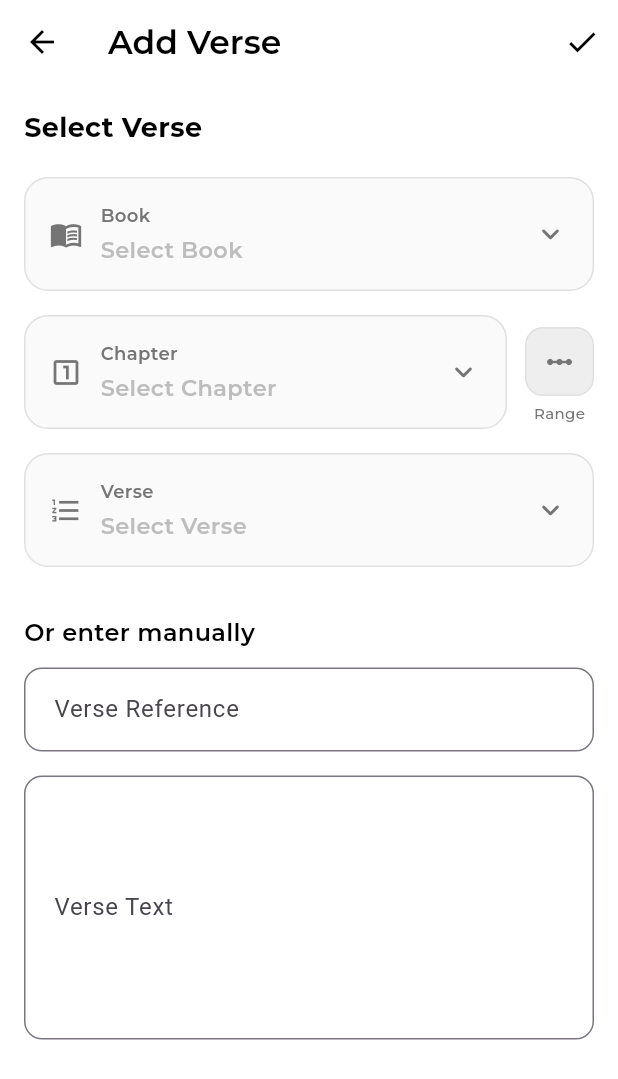
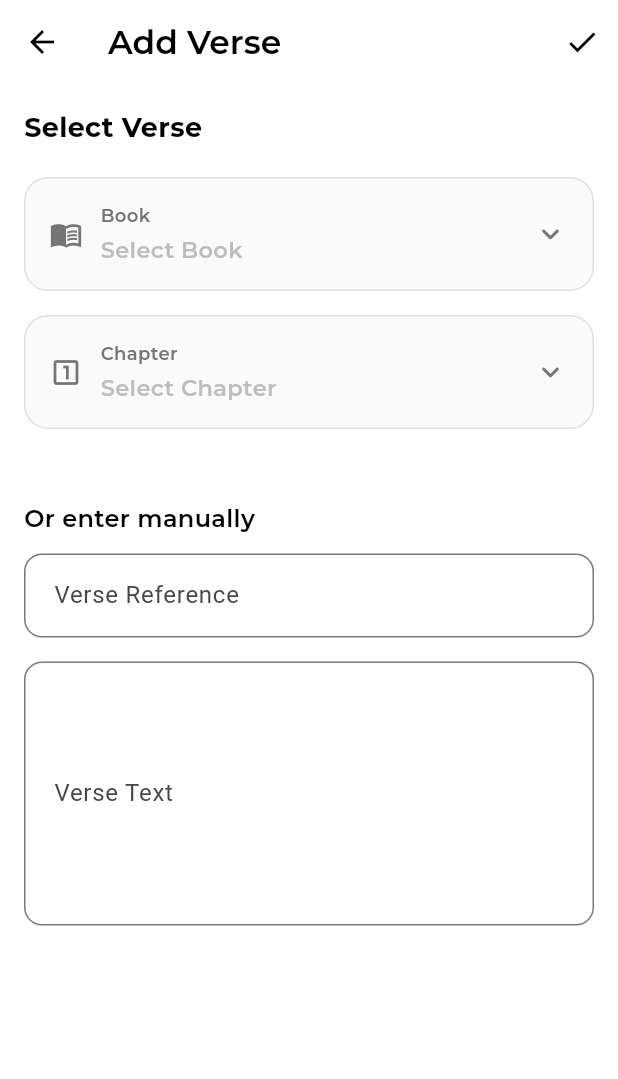
Before and after one commit to vsriharsha814/FaithCircle, a Flutter app: the AddVerseScreen screen opened directly, on a phone screen of 412 x 824 dp. Shown: the top 1079 px of the screen. Run offline on Flutter 3.47's test engine with Material 3 defaults, Android fonts, the phone set to English and light mode, and no system bars; our stand-ins replace flutter_dotenv, google_fonts, google_sign_in, shared_preferences; accounts and stored records are empty.

Commit message:
improve design for the verse picker

```diff
--- a/lib/screens/add_verse_screen.dart
+++ b/lib/screens/add_verse_screen.dart
@@ -29,19 +29,15 @@ class _AddVerseScreenState extends State<AddVerseScreen> {
   // Dropdown selections
   String? _selectedBook;
   int? _selectedChapter;
-  int? _selectedVerse;
 
-  // Range selection mode
-  bool _isRangeMode = false;
+  // Verse selection state
   int? _selectedFromVerse;
   int? _selectedToVerse;
+  int? _hoveredVerse; // For visual feedback when hovering over verses
 
   // Menu controllers for MenuAnchor
   final MenuController _bookMenuController = MenuController();
   final MenuController _chapterMenuController = MenuController();
-  final MenuController _verseMenuController = MenuController();
-  final MenuController _fromVerseMenuController = MenuController();
-  final MenuController _toVerseMenuController = MenuController();
 
   @override
   void initState() {
@@ -69,7 +65,11 @@ class _AddVerseScreenState extends State<AddVerseScreen> {
         setState(() {
           _selectedBook = book.name;
           _selectedChapter = int.tryParse(cvParts[0]);
-          _selectedVerse = int.tryParse(cvParts[1]);
+          final verseNum = int.tryParse(cvParts[1]);
+          if (verseNum != null) {
+            _selectedFromVerse = verseNum;
+            _selectedToVerse = null;
+          }
         });
       }
     }
@@ -87,11 +87,12 @@ class _AddVerseScreenState extends State<AddVerseScreen> {
       return;
     }
 
-    // Check if range mode or single verse mode
-    if (_isRangeMode) {
-      if (_selectedFromVerse == null || _selectedToVerse == null) {
-        return;
+    // If only from verse is selected, treat as single verse
+    if (_selectedFromVerse != null && _selectedToVerse == null) {
+      await _fetchSingleVerse(_selectedFromVerse!);
     }
+    // If both are selected, fetch range
+    else if (_selectedFromVerse != null && _selectedToVerse != null) {
       if (_selectedFromVerse! > _selectedToVerse!) {
         ScaffoldMessenger.of(context).showSnackBar(
           const SnackBar(
@@ -103,15 +104,10 @@ class _AddVerseScreenState extends State<AddVerseScreen> {
         return;
       }
       await _fetchVerseRange();
-    } else {
-      if (_selectedVerse == null) {
-        return;
-      }
-      await _fetchSingleVerse();
     }
   }
 
-  Future<void> _fetchSingleVerse() async {
+  Future<void> _fetchSingleVerse(int verseNum) async {
     setState(() {
       _isLoadingVerse = true;
     });
@@ -119,7 +115,7 @@ class _AddVerseScreenState extends State<AddVerseScreen> {
     final reference = BibleStructure.formatReference(
       _selectedBook!,
       _selectedChapter!,
-      _selectedVerse!,
+      verseNum,
     );
 
     try {
@@ -333,7 +329,8 @@ class _AddVerseScreenState extends State<AddVerseScreen> {
                   setState(() {
                     _selectedBook = value;
                     _selectedChapter = null;
-                    _selectedVerse = null;
+                    _selectedFromVerse = null;
+                    _selectedToVerse = null;
                     _referenceController.clear();
                     _textController.clear();
                   });
@@ -370,7 +367,6 @@ class _AddVerseScreenState extends State<AddVerseScreen> {
                               : (value) {
                                   setState(() {
                                     _selectedChapter = value;
-                                    _selectedVerse = null;
                                     _selectedFromVerse = null;
                                     _selectedToVerse = null;
                                     _referenceController.clear();
@@ -380,207 +376,27 @@ class _AddVerseScreenState extends State<AddVerseScreen> {
                           menuController: _chapterMenuController,
                         ),
                       ),
-                      const SizedBox(width: 12),
-                      // Compact Range Toggle with Label
-                      Column(
-                        crossAxisAlignment: CrossAxisAlignment.center,
-                        children: [
-                          Container(
-                            margin: const EdgeInsets.only(top: 8),
-                            decoration: BoxDecoration(
-                              color: _isRangeMode ? const Color(0xFF121212) : Colors.grey.shade200,
-                              borderRadius: BorderRadius.circular(12),
-                              border: Border.all(
-                                color: _isRangeMode ? const Color(0xFF121212) : Colors.grey.shade300,
-                                width: 1,
-                              ),
-                            ),
-                            child: Material(
-                              color: Colors.transparent,
-                              child: InkWell(
-                                onTap: (_selectedBook == null || _selectedChapter == null)
-                                    ? null
-                                    : () {
-                                        setState(() {
-                                          _isRangeMode = !_isRangeMode;
-                                          if (_isRangeMode) {
-                                            // Switch to range mode - clear single verse
-                                            _selectedVerse = null;
-                                          } else {
-                                            // Switch to single mode - clear range
-                                            _selectedFromVerse = null;
-                                            _selectedToVerse = null;
-                                          }
-                                          _referenceController.clear();
-                                          _textController.clear();
-                                        });
-                                      },
-                                borderRadius: BorderRadius.circular(12),
-                                child: Padding(
-                                  padding: const EdgeInsets.all(12),
-                                  child: Icon(
-                                    Icons.linear_scale,
-                                    color: _isRangeMode ? Colors.white : Colors.grey.shade600,
-                                    size: 20,
-                                  ),
-                                ),
-                              ),
-                            ),
-                          ),
-                          const SizedBox(height: 4),
-                          Text(
-                            'Range',
-                            style: GoogleFonts.montserrat(
-                              fontSize: 10,
-                              fontWeight: FontWeight.w500,
-                              color: _isRangeMode ? const Color(0xFF121212) : Colors.grey.shade600,
-                            ),
-                          ),
                 ],
               ),
                 ],
               ),
-                  if (_isRangeMode) ...[
-                    const SizedBox(height: 8),
-                    Container(
-                      padding: const EdgeInsets.symmetric(horizontal: 12, vertical: 6),
-                      decoration: BoxDecoration(
-                        color: const Color(0xFF121212).withOpacity(0.05),
-                        borderRadius: BorderRadius.circular(8),
-                      ),
-                      child: Row(
-                        mainAxisSize: MainAxisSize.min,
-                        children: [
-                          Icon(
-                            Icons.info_outline,
-                            size: 14,
-                            color: Colors.grey.shade700,
-                          ),
-                          const SizedBox(width: 6),
+              const SizedBox(height: 16),
+              // Calendar-style Verse Picker
+              if (_selectedBook != null && _selectedChapter != null && verses.isNotEmpty) ...[
                 Text(
-                            'Select multiple verses',
+                  'Select Verse',
                   style: GoogleFonts.montserrat(
-                              fontSize: 11,
+                    fontSize: 14,
+                    fontWeight: FontWeight.w600,
                     color: Colors.grey.shade700,
                   ),
                 ),
-                        ],
+                const SizedBox(height: 12),
+                Container(
+                  constraints: const BoxConstraints(maxHeight: 300), // Limit height
+                  child: SingleChildScrollView(
+                    child: _buildVerseGrid(verses),
                   ),
-                    ),
-                  ],
-                ],
-              ),
-              const SizedBox(height: 16),
-              // Verse Selection (Single or Range)
-              if (!_isRangeMode) ...[
-                // Single Verse Dropdown
-                _buildModernDropdown<int>(
-                  label: 'Verse',
-                  icon: Icons.format_list_numbered_outlined,
-                  value: _selectedVerse,
-                  items: verses.map((verse) {
-                    return DropdownMenuItem<int>(
-                      value: verse,
-                      child: Text(
-                        verse.toString(),
-                        style: GoogleFonts.montserrat(
-                          fontSize: 15,
-                          fontWeight: FontWeight.w500,
-                        ),
-                      ),
-                    );
-                  }).toList(),
-                  onChanged: (_selectedBook == null || _selectedChapter == null)
-                      ? null
-                      : (value) {
-                          setState(() {
-                            _selectedVerse = value;
-                          });
-                          _fetchVerse();
-                        },
-                  menuController: _verseMenuController,
-                ),
-              ] else ...[
-                // Range Selection - From Verse
-                Row(
-                  children: [
-                    Expanded(
-                      child: _buildModernDropdown<int>(
-                        label: 'From Verse',
-                        icon: Icons.play_arrow_outlined,
-                        value: _selectedFromVerse,
-                        items: verses.map((verse) {
-                          return DropdownMenuItem<int>(
-                            value: verse,
-                            child: Text(
-                              verse.toString(),
-                              style: GoogleFonts.montserrat(
-                                fontSize: 15,
-                                fontWeight: FontWeight.w500,
-                              ),
-                            ),
-                          );
-                        }).toList(),
-                        onChanged: (_selectedBook == null || _selectedChapter == null)
-                            ? null
-                            : (value) {
-                                setState(() {
-                                  _selectedFromVerse = value;
-                                  // Reset to verse if from > to
-                                  if (_selectedToVerse != null && value != null && value > _selectedToVerse!) {
-                                    _selectedToVerse = null;
-                                  }
-                                });
-                                if (_selectedFromVerse != null && _selectedToVerse != null) {
-                                  _fetchVerse();
-                                }
-                              },
-                        menuController: _fromVerseMenuController,
-                      ),
-                    ),
-                    const SizedBox(width: 12),
-                    Container(
-                      padding: const EdgeInsets.symmetric(horizontal: 8, vertical: 16),
-                      child: Icon(
-                        Icons.arrow_forward,
-                        color: Colors.grey.shade600,
-                        size: 20,
-                      ),
-                    ),
-                    const SizedBox(width: 12),
-                    Expanded(
-                      child: _buildModernDropdown<int>(
-                        label: 'To Verse',
-                        icon: Icons.stop_outlined,
-                        value: _selectedToVerse,
-                        items: verses
-                            .where((verse) => _selectedFromVerse == null || verse >= _selectedFromVerse!)
-                            .map((verse) {
-                          return DropdownMenuItem<int>(
-                            value: verse,
-                            child: Text(
-                              verse.toString(),
-                              style: GoogleFonts.montserrat(
-                                fontSize: 15,
-                                fontWeight: FontWeight.w500,
-                              ),
-                            ),
-                          );
-                        }).toList(),
-                        onChanged: (_selectedBook == null || _selectedChapter == null || _selectedFromVerse == null)
-                            ? null
-                            : (value) {
-                                setState(() {
-                                  _selectedToVerse = value;
-                                });
-                                if (_selectedFromVerse != null && _selectedToVerse != null) {
-                                  _fetchVerse();
-                                }
-                              },
-                        menuController: _toVerseMenuController,
-                      ),
-                    ),
-                  ],
                 ),
               ],
               if (_isLoadingVerse) ...[
@@ -767,4 +583,136 @@ class _AddVerseScreenState extends State<AddVerseScreen> {
       },
     );
   }
+
+  Widget _buildVerseGrid(List<int> verses) {
+    // Calculate grid layout - 7 columns like a calendar
+    const int columns = 7;
+    final rows = (verses.length / columns).ceil();
+
+    return Container(
+      padding: const EdgeInsets.all(12),
+      decoration: BoxDecoration(
+        color: Colors.grey.shade50,
+        borderRadius: BorderRadius.circular(16),
+        border: Border.all(
+          color: Colors.grey.shade300,
+          width: 1,
+        ),
+      ),
+      child: Column(
+        children: List.generate(rows, (rowIndex) {
+          final startIndex = rowIndex * columns;
+          final endIndex = (startIndex + columns).clamp(0, verses.length);
+          final rowVerses = verses.sublist(startIndex, endIndex);
+
+          return Padding(
+            padding: EdgeInsets.only(bottom: rowIndex < rows - 1 ? 8 : 0),
+            child: Row(
+              mainAxisAlignment: MainAxisAlignment.spaceEvenly,
+              children: List.generate(columns, (colIndex) {
+                if (colIndex < rowVerses.length) {
+                  final verseNum = rowVerses[colIndex];
+                  return Expanded(
+                    child: _buildVerseCell(verseNum, verses),
+                  );
+                } else {
+                  // Empty cell
+                  return const Expanded(child: SizedBox());
                 }
+              }),
+            ),
+          );
+        }),
+      ),
+    );
+  }
+
+  Widget _buildVerseCell(int verseNum, List<int> allVerses) {
+    // Determine selection state
+    final isStart = _selectedFromVerse == verseNum;
+    final isEnd = _selectedToVerse == verseNum;
+    final isInRange = _selectedFromVerse != null &&
+        _selectedToVerse != null &&
+        verseNum > _selectedFromVerse! &&
+        verseNum < _selectedToVerse!;
+    final isSingleSelected = _selectedFromVerse == verseNum && _selectedToVerse == null;
+    final isSelected = isStart || isEnd || isInRange || isSingleSelected;
+    final isHovered = _hoveredVerse == verseNum;
+
+    Color? backgroundColor;
+    Color textColor = Colors.grey.shade700; // Default color
+    BorderRadius? borderRadius;
+
+    if (isSelected) {
+      if (isStart || isEnd || isSingleSelected) {
+        // Start or end of range, or single selection - dark background
+        backgroundColor = const Color(0xFF121212);
+        textColor = Colors.white;
+        borderRadius = BorderRadius.circular(8);
+      } else if (isInRange) {
+        // Middle of range - light background
+        backgroundColor = const Color(0xFF121212).withOpacity(0.1);
+        textColor = const Color(0xFF121212);
+        borderRadius = BorderRadius.zero;
+      }
+    } else if (isHovered) {
+      backgroundColor = Colors.grey.shade200;
+      textColor = Colors.black;
+      borderRadius = BorderRadius.circular(8);
+    } else {
+      backgroundColor = Colors.transparent;
+      textColor = Colors.grey.shade700;
+      borderRadius = BorderRadius.circular(8);
+    }
+
+    return Padding(
+      padding: const EdgeInsets.symmetric(horizontal: 2, vertical: 2),
+      child: GestureDetector(
+        onTap: (_selectedBook == null || _selectedChapter == null)
+            ? null
+            : () {
+                setState(() {
+                  if (_selectedFromVerse == null ||
+                      (_selectedFromVerse != null && _selectedToVerse != null)) {
+                    // Start new selection (first tap or reset)
+                    _selectedFromVerse = verseNum;
+                    _selectedToVerse = null;
+                    _fetchVerse(); // Fetch single verse
+                  } else if (_selectedFromVerse != null && _selectedToVerse == null) {
+                    // Complete range (second tap)
+                    if (verseNum >= _selectedFromVerse!) {
+                      _selectedToVerse = verseNum;
+                    } else {
+                      // If clicked verse is before start, swap them
+                      _selectedToVerse = _selectedFromVerse;
+                      _selectedFromVerse = verseNum;
+                    }
+                    _fetchVerse(); // Fetch range
+                  }
+                });
+              },
+        child: MouseRegion(
+          onEnter: (_) => setState(() => _hoveredVerse = verseNum),
+          onExit: (_) => setState(() => _hoveredVerse = null),
+          child: Container(
+            height: 40,
+            decoration: BoxDecoration(
+              color: backgroundColor,
+              borderRadius: borderRadius,
+            ),
+            child: Center(
+              child: Text(
+                verseNum.toString(),
+                style: GoogleFonts.montserrat(
+                  fontSize: 14,
+                  fontWeight: isSelected ? FontWeight.w600 : FontWeight.w500,
+                  color: textColor,
+                ),
+              ),
+            ),
+          ),
+        ),
+      ),
+    );
+  }
+}
```
Lines whose indentation alone changed are shown as unchanged.
